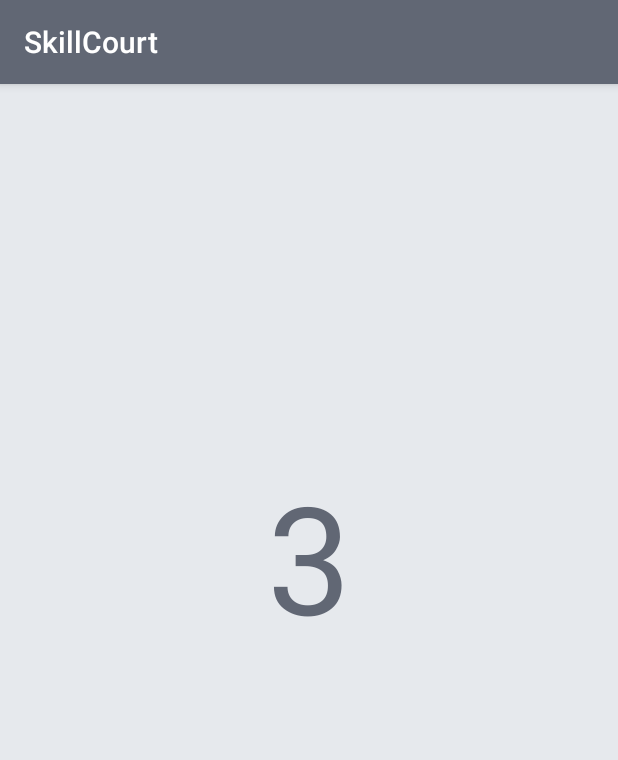
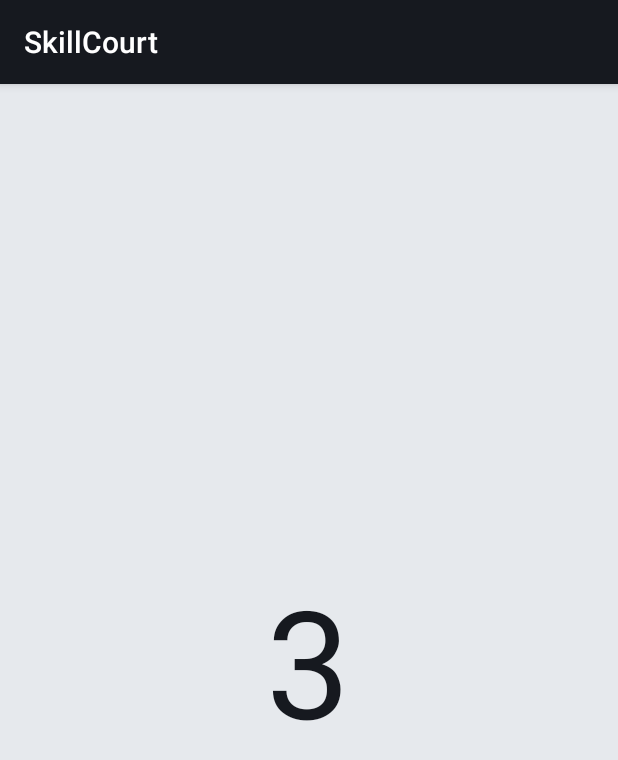
Before and after one commit to hmartin0/SkillCourt-AndroidApp, an Android app: the fragment StartGameFragment shown on its own in the app's theme, on a phone screen of 412 x 824 dp. Shown: the top 760 px of the screen. Run offline under Robolectric (Android 15) with nearby library versions, the phone set to English and light mode, and no system bars; 22 statements that could not run were skipped.

Commit message:
Finished working on the fragment_start_game layout and other layout that keeps the current score of the players

```diff
--- a/app/src/main/java/com/skillcourt/ui/game/StartGameFragment.java
+++ b/app/src/main/java/com/skillcourt/ui/game/StartGameFragment.java
@@ -23,6 +23,7 @@ import android.view.View;
 import android.view.ViewGroup;
 import android.widget.GridView;
 import android.widget.TextView;
+import android.widget.ProgressBar;
 
 import com.skillcourt.R;
 import com.skillcourt.adapters.PlayerViewAdapter;
@@ -71,6 +72,9 @@ public class StartGameFragment extends NonBottomNavigationFragments {
     private TextView mMissCount;
     private TextView mScoreCount;
     private TextView mPlayerCountTv;
+    private TextView sCountLabel;
+    private TextView hText;
+    private TextView mText;
     private boolean mByHits;
     private String mGameMode, mGameType, mGameTimeString, playerOneColor, playerTwoColor, playerThreeColor, playerFourColor;
     private long mGameTime;
@@ -80,6 +84,7 @@ public class StartGameFragment extends NonBottomNavigationFragments {
     private GameService mGameService;
     private Bundle bundle;
     private Player mPlayer;
+    private ProgressBar progressBarCircle;
 
     ServiceConnection mGameConnection = new ServiceConnection() {
         @Override
@@ -146,6 +151,7 @@ public class StartGameFragment extends NonBottomNavigationFragments {
                     mHitCount.setText(String.valueOf(mPlayer.getHitCount()));      //Added to always update the hit count on clock tick//
                     mMissCount.setText(String.valueOf(mPlayer.getMissCount()));    //Added to always update the miss count on clock tick//
                     mScoreCount.setText(String.valueOf(mPlayer.getTotalPoints())); //Added to always update the score on clock tick//
+                    progressBarCircle.setProgress((int) (millisUntilFinished / 1000));
                 }
 
                 public void onFinish() {
@@ -214,6 +220,7 @@ public class StartGameFragment extends NonBottomNavigationFragments {
         // Required empty public constructor
     }
 
+
     @Override
     public void onCreate(@Nullable Bundle savedInstanceState) {
         super.onCreate(savedInstanceState);
@@ -257,6 +264,8 @@ public class StartGameFragment extends NonBottomNavigationFragments {
         mGameMode = bundle.getString("GAME_MODE");
         mByHits = bundle.getBoolean("BY_HITS");
 
+
+
         if (mGameMode == null || mGameMode.isEmpty()) {
             mGameMode = "Random";
         }
@@ -292,6 +301,10 @@ public class StartGameFragment extends NonBottomNavigationFragments {
         mHitCount = view.findViewById(R.id.hitCount);
         mMissCount = view.findViewById(R.id.missCount);
         mGameModeTv = view.findViewById(R.id.gameMode);
+        sCountLabel= view.findViewById(R.id.scoreCountLabel);
+        hText = view.findViewById(R.id.hitText);
+        mText= view.findViewById(R.id.missText);
+        progressBarCircle = view.findViewById(R.id.progressBarCircle);
        /*
         mPlayerViewAdapter = new PlayerViewAdapter(getContext(), mPlayerCount);
         mGridView = view.findViewById(R.id.padGameGridView);
@@ -305,6 +318,12 @@ public class StartGameFragment extends NonBottomNavigationFragments {
         mScoreCount.setVisibility(View.INVISIBLE);
         mPlayerCountTv.setVisibility(View.INVISIBLE);
         mGameModeTv.setVisibility(View.INVISIBLE);
+        sCountLabel.setVisibility(View.INVISIBLE);
+        hText.setVisibility(View.INVISIBLE);
+        mText.setVisibility(View.INVISIBLE);
+        progressBarCircle.setVisibility(View.INVISIBLE);
+
+        progressBarCircle.setMax((int) mGameTime);
         updateTimerText(mGameTime);
         mPlayer = players.get(0);
         if (mByHits) {
@@ -337,6 +356,8 @@ public class StartGameFragment extends NonBottomNavigationFragments {
 
     private void updateTimerText(long seconds) {
         String time;
+
+
         if (seconds >= 60) {
             int minute = (int) seconds / 60;
             seconds = seconds % 60;
@@ -368,6 +389,11 @@ public class StartGameFragment extends NonBottomNavigationFragments {
                     mMissCount.setVisibility(View.VISIBLE);
                     mScoreCount.setVisibility(View.VISIBLE);
                     mPlayerCountTv.setVisibility(View.VISIBLE);
+                    sCountLabel.setVisibility(View.VISIBLE);
+                    hText.setVisibility(View.VISIBLE);
+                    mText.setVisibility(View.VISIBLE);
+                    progressBarCircle.setVisibility(View.VISIBLE);
+
                     //mGridView.setVisibility(View.VISIBLE);
                 }
             });
--- a/app/src/main/res/layout/fragment_create_game.xml
+++ b/app/src/main/res/layout/fragment_create_game.xml
@@ -23,7 +23,6 @@
 
     <EditText
         android:id="@+id/byHitsAmount"
-        android:background="@drawable/custom_hittext"
         android:layout_width="90dp"
         android:layout_height="45dp"
         android:layout_marginStart="8dp"
@@ -167,7 +166,6 @@
 
     <EditText
         android:id="@+id/padLightUpTime"
-        android:background="@drawable/custom_hittext"
         android:layout_width="90dp"
         android:layout_height="45dp"
         android:layout_marginBottom="16dp"
@@ -190,7 +188,6 @@
 
     <EditText
         android:id="@+id/padLightUpDelayTime"
-        android:background="@drawable/custom_hittext"
         android:layout_width="90dp"
         android:layout_height="45dp"
         android:layout_marginBottom="16dp"
--- a/app/src/main/res/layout/fragment_start_game.xml
+++ b/app/src/main/res/layout/fragment_start_game.xml
@@ -1,5 +1,6 @@
 <android.support.constraint.ConstraintLayout xmlns:android="http://schemas.android.com/apk/res/android"
     xmlns:app="http://schemas.android.com/apk/res-auto"
+    xmlns:tools="http://schemas.android.com/tools"
     android:id="@+id/game_frag"
     android:layout_width="match_parent"
     android:layout_height="match_parent"
@@ -7,23 +8,36 @@
     android:keepScreenOn="true">
 
 
+    <ProgressBar
+        android:id="@+id/progressBarCircle"
+        style="?android:attr/progressBarStyleHorizontal"
+        android:layout_width="366dp"
+        android:layout_height="329dp"
+        android:layout_centerHorizontal="true"
+        android:layout_centerVertical="true"
+        android:indeterminate="false"
+        android:max="100"
+        android:progress="100"
+        android:progressDrawable="@drawable/drawable_circle"
+        android:rotation="-90"
+        app:layout_constraintBottom_toBottomOf="parent"
+        app:layout_constraintEnd_toEndOf="parent"
+        app:layout_constraintHorizontal_bias="0.5"
+        app:layout_constraintStart_toStartOf="parent"
+        app:layout_constraintTop_toTopOf="parent" />
+
     <TextView
         android:id="@+id/tvTimer"
         android:layout_width="wrap_content"
         android:layout_height="wrap_content"
-        android:layout_marginBottom="16dp"
-        android:layout_marginEnd="16dp"
-        android:layout_marginLeft="16dp"
-        android:layout_marginRight="16dp"
-        android:layout_marginStart="16dp"
-        android:layout_marginTop="84dp"
+        android:layout_marginTop="73dp"
+        android:background="@color/background"
         android:text="00:00"
         android:textColor="@color/colorPrimary"
-        android:textSize="40sp"
-        app:layout_constraintEnd_toEndOf="parent"
-        app:layout_constraintStart_toStartOf="parent"
+        android:textSize="60sp"
+        app:layout_constraintEnd_toStartOf="@+id/guideline15"
+        app:layout_constraintStart_toStartOf="@+id/guideline15"
         app:layout_constraintTop_toTopOf="parent" />
-
 
     <TextView
         android:id="@+id/countDown"
@@ -38,17 +52,19 @@
         android:textSize="100sp"
         app:layout_constraintBottom_toBottomOf="parent"
         app:layout_constraintEnd_toEndOf="parent"
+        app:layout_constraintHorizontal_bias="0.498"
         app:layout_constraintStart_toStartOf="parent"
-        app:layout_constraintTop_toTopOf="parent"
-        app:layout_constraintVertical_bias="0.388" />
-
+        app:layout_constraintTop_toTopOf="parent" />
 
     <android.support.constraint.Guideline
         android:id="@+id/guideline14"
         android:layout_width="wrap_content"
         android:layout_height="wrap_content"
+        android:layout_marginEnd="24dp"
         android:orientation="horizontal"
-        app:layout_constraintGuide_percent="0.5" />
+        app:layout_constraintEnd_toStartOf="@+id/progressBarCircle"
+        app:layout_constraintGuide_percent="0.5"
+        app:layout_constraintStart_toStartOf="parent" />
 
     <!--<GridView-->
     <!--android:id="@+id/padGameGridView"-->
@@ -68,100 +84,119 @@
         android:id="@+id/gameMode"
         android:layout_width="wrap_content"
         android:layout_height="wrap_content"
+        android:layout_marginStart="16dp"
+        android:layout_marginEnd="16dp"
         android:layout_marginBottom="16dp"
-        android:layout_marginEnd="16dp"
-        android:layout_marginLeft="16dp"
-        android:layout_marginRight="16dp"
-        android:layout_marginStart="16dp"
-        android:layout_marginTop="8dp"
         android:text="GAME MODE"
-        android:textColor="@color/colorOrange"
-        android:textSize="30sp"
+        android:textColor="#f20707"
+        android:textSize="20sp"
         android:textStyle="bold"
         app:layout_constraintBottom_toTopOf="@+id/tvTimer"
         app:layout_constraintEnd_toEndOf="parent"
+        app:layout_constraintHorizontal_bias="0.498"
         app:layout_constraintStart_toStartOf="parent"
-        app:layout_constraintTop_toTopOf="parent" />
+        app:layout_constraintTop_toTopOf="parent"
+        app:layout_constraintVertical_bias="0.743" />
 
     <TextView
         android:id="@+id/playerCount"
         android:layout_width="wrap_content"
         android:layout_height="wrap_content"
-        android:layout_marginBottom="8dp"
-        android:layout_marginEnd="8dp"
-        android:layout_marginLeft="8dp"
-        android:layout_marginRight="8dp"
-        android:layout_marginStart="8dp"
-        android:layout_marginTop="8dp"
         android:text="Player 1"
-        android:textColor="@color/colorBlueLight"
-        android:textSize="24sp"
+        android:textColor="@color/toolbarColor"
+        android:textSize="20sp"
         android:textStyle="bold"
-        app:layout_constraintBottom_toBottomOf="parent"
+        app:layout_constraintBottom_toBottomOf="@+id/progressBarCircle"
+        app:layout_constraintEnd_toStartOf="@+id/guideline15"
+        app:layout_constraintHorizontal_bias="0.513"
+        app:layout_constraintStart_toStartOf="@+id/guideline15"
+        app:layout_constraintTop_toTopOf="@+id/progressBarCircle"
+        app:layout_constraintVertical_bias="0.231" />
+
+    <TextView
+        android:id="@+id/hitText"
+        android:layout_width="86dp"
+        android:layout_height="40dp"
+        android:background="@drawable/custom_textborder"
+        android:gravity="center"
+        android:text="HIT"
+        android:textColor="@color/colorButtonText"
+        android:textSize="20dp"
+        android:textStyle="bold"
+        app:layout_constraintStart_toStartOf="@+id/hitCount"
+        app:layout_constraintTop_toBottomOf="@+id/hitCount" />
+
+    <TextView
+        android:id="@+id/missCount"
+        android:layout_width="87dp"
+        android:layout_height="69dp"
+        android:layout_marginTop="120dp"
+        android:layout_marginEnd="44dp"
+        android:elevation="4dp"
+        android:gravity="center"
+        android:text="0"
+        android:textColor="@color/colorPrimary"
+        android:textSize="35dp"
         app:layout_constraintEnd_toEndOf="parent"
-        app:layout_constraintHorizontal_bias="0.501"
-        app:layout_constraintStart_toStartOf="parent"
-        app:layout_constraintTop_toTopOf="parent" />
+        app:layout_constraintTop_toTopOf="@+id/guideline14" />
 
     <TextView
         android:id="@+id/hitCount"
+        android:layout_width="87dp"
+        android:layout_height="69dp"
+        android:layout_marginStart="44dp"
+        android:layout_marginTop="120dp"
+        android:elevation="4dp"
+        android:gravity="center"
+        android:text="0"
+        android:textColor="@color/colorPrimary"
+        android:textSize="35dp"
+        app:layout_constraintStart_toStartOf="parent"
+        app:layout_constraintTop_toTopOf="@+id/guideline14" />
+
+    <TextView
+        android:id="@+id/missText"
+        android:layout_width="87dp"
+        android:layout_height="40dp"
+        android:layout_marginStart="40dp"
+        android:background="@drawable/custom_textborder2"
+        android:gravity="center"
+        android:text="MISS"
+        android:textColor="@color/colorButtonText"
+        android:textSize="20dp"
+        android:textStyle="bold"
+        app:layout_constraintEnd_toEndOf="@+id/missCount"
+        app:layout_constraintHorizontal_bias="1.0"
+        app:layout_constraintStart_toEndOf="@+id/hitText"
+        app:layout_constraintTop_toBottomOf="@+id/missCount" />
+
+    <TextView
+        android:id="@+id/scoreCountLabel"
         android:layout_width="wrap_content"
         android:layout_height="wrap_content"
-        android:layout_marginBottom="16dp"
-        android:layout_marginEnd="16dp"
-        android:layout_marginLeft="16dp"
-        android:layout_marginRight="16dp"
-        android:layout_marginStart="16dp"
-        android:layout_marginTop="16dp"
-        android:text="0"
-        android:background="@drawable/custom_hittext"
-        android:textColor="@color/buttonGreen"
-        android:textSize="65dp"
-        app:layout_constraintBottom_toBottomOf="parent"
-        app:layout_constraintEnd_toStartOf="@+id/guideline15"
-        app:layout_constraintStart_toStartOf="parent"
-        app:layout_constraintTop_toTopOf="parent"
-        app:layout_constraintVertical_bias="0.75" />
 
-    <TextView
-        android:id="@+id/missCount"
-        android:layout_width="wrap_content"
-        android:layout_height="wrap_content"
-        android:layout_marginBottom="16dp"
-        android:layout_marginEnd="16dp"
-        android:layout_marginLeft="16dp"
-        android:layout_marginRight="16dp"
-        android:layout_marginStart="16dp"
-        android:layout_marginTop="16dp"
-        android:text="0"
-        android:background="@drawable/custom_hittext"
-        android:textColor="@android:color/holo_red_light"
-        android:textSize="65dp"
-        app:layout_constraintBottom_toBottomOf="parent"
-        app:layout_constraintEnd_toEndOf="parent"
-        app:layout_constraintStart_toStartOf="@+id/guideline15"
-        app:layout_constraintTop_toTopOf="parent"
-        app:layout_constraintVertical_bias="0.76" />
+        android:text="SCORE:"
+        android:textColor="@color/colorPrimary"
+        android:textSize="30dp"
+        app:layout_constraintBottom_toTopOf="@+id/guideline14"
+        app:layout_constraintEnd_toEndOf="@+id/progressBarCircle"
+        app:layout_constraintHorizontal_bias="0.358"
+        app:layout_constraintStart_toStartOf="@+id/progressBarCircle"
+        app:layout_constraintTop_toTopOf="@+id/guideline14"
+        app:layout_constraintVertical_bias="0.512" />
 
     <TextView
         android:id="@+id/scoreCount"
         android:layout_width="wrap_content"
         android:layout_height="wrap_content"
-        android:layout_marginBottom="16dp"
-        android:layout_marginEnd="16dp"
-        android:layout_marginLeft="16dp"
-        android:layout_marginRight="16dp"
-        android:layout_marginStart="16dp"
-        android:layout_marginTop="16dp"
+        android:layout_marginStart="12dp"
         android:text="0"
-        android:textColor="@android:color/white"
-        android:background="@drawable/custom_hittext"
-        android:textSize="65dp"
-        app:layout_constraintBottom_toBottomOf="parent"
-        app:layout_constraintEnd_toEndOf="parent"
-        app:layout_constraintStart_toStartOf="parent"
-        app:layout_constraintTop_toTopOf="parent"
-        app:layout_constraintVertical_bias="0.9" />
+        android:textColor="@color/toolbarColor"
+        android:textSize="30dp"
+        app:layout_constraintBottom_toTopOf="@+id/guideline14"
+        app:layout_constraintStart_toEndOf="@+id/scoreCountLabel"
+        app:layout_constraintTop_toTopOf="@+id/guideline14"
+        app:layout_constraintVertical_bias="0.512" />
 
     <android.support.constraint.Guideline
         android:id="@+id/guideline15"
@@ -170,4 +205,11 @@
         android:orientation="vertical"
         app:layout_constraintGuide_percent="0.5" />
 
+    <android.support.constraint.Guideline
+        android:id="@+id/guideline16"
+        android:layout_width="wrap_content"
+        android:layout_height="wrap_content"
+        android:orientation="vertical"
+        app:layout_constraintGuide_begin="20dp" />
+
 </android.support.constraint.ConstraintLayout>
--- a/app/src/main/res/values/colors.xml
+++ b/app/src/main/res/values/colors.xml
@@ -1,6 +1,6 @@
 <?xml version="1.0" encoding="utf-8"?>
 <resources>
-    <color name="colorPrimary">#616774</color>
+    <color name="colorPrimary">#16191f</color>
     <color name="colorButtonText">#ffffff</color>
     <color name="colorPrimaryLight">#09ab75</color>
     <color name="colorPrimaryDark">#388E3C</color>
--- a/app/src/main/res/values/styles.xml
+++ b/app/src/main/res/values/styles.xml
@@ -26,7 +26,7 @@
         <item name="android:layout_marginRight">16dp</item>
         <item name="elevation">0dp</item>
         <item name="android:windowContentOverlay">@null</item>
-
     </style>
 
+
 </resources>
```
Also changed, not shown: app/src/main/res/drawable-v21/green_circular_button.xml (deleted, +0 -17 lines), app/src/main/res/drawable/blue_circular_button.xml (deleted, +0 -18 lines), app/src/main/res/drawable/orange_circular_button.xml (deleted, +0 -18 lines), app/src/main/res/layout/fragment_game_over.xml (+18 -24 lines).
